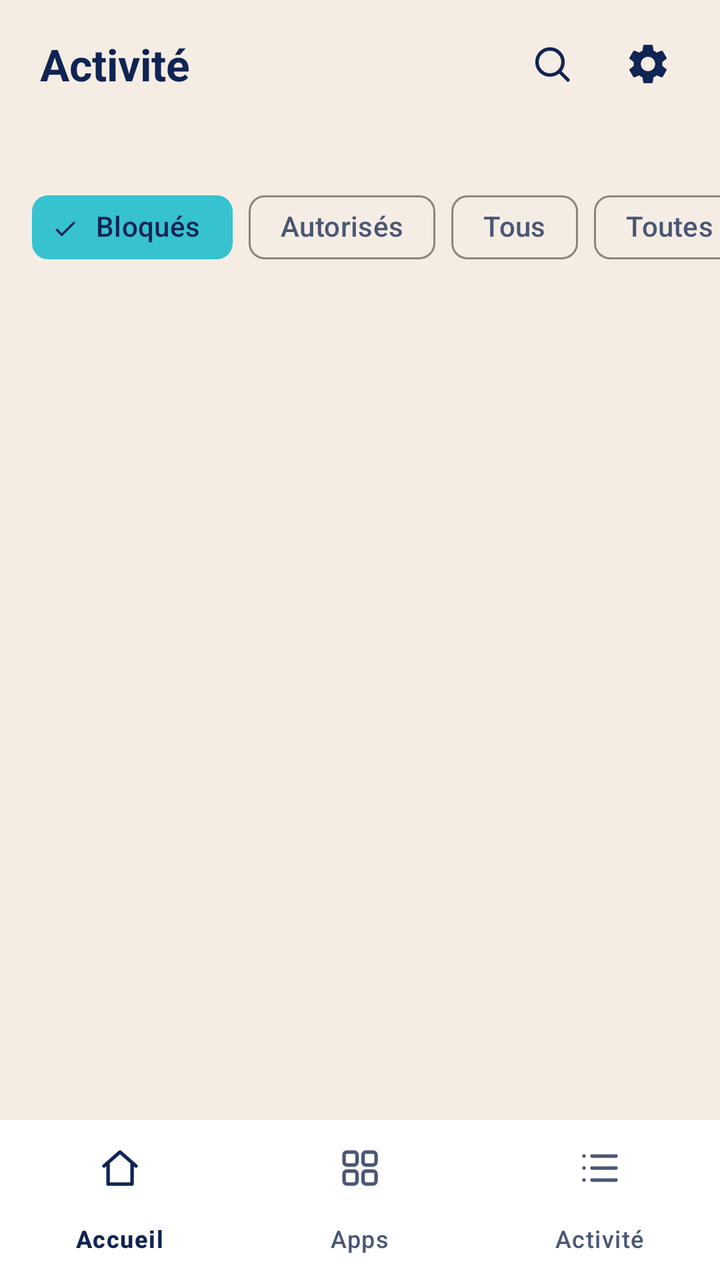
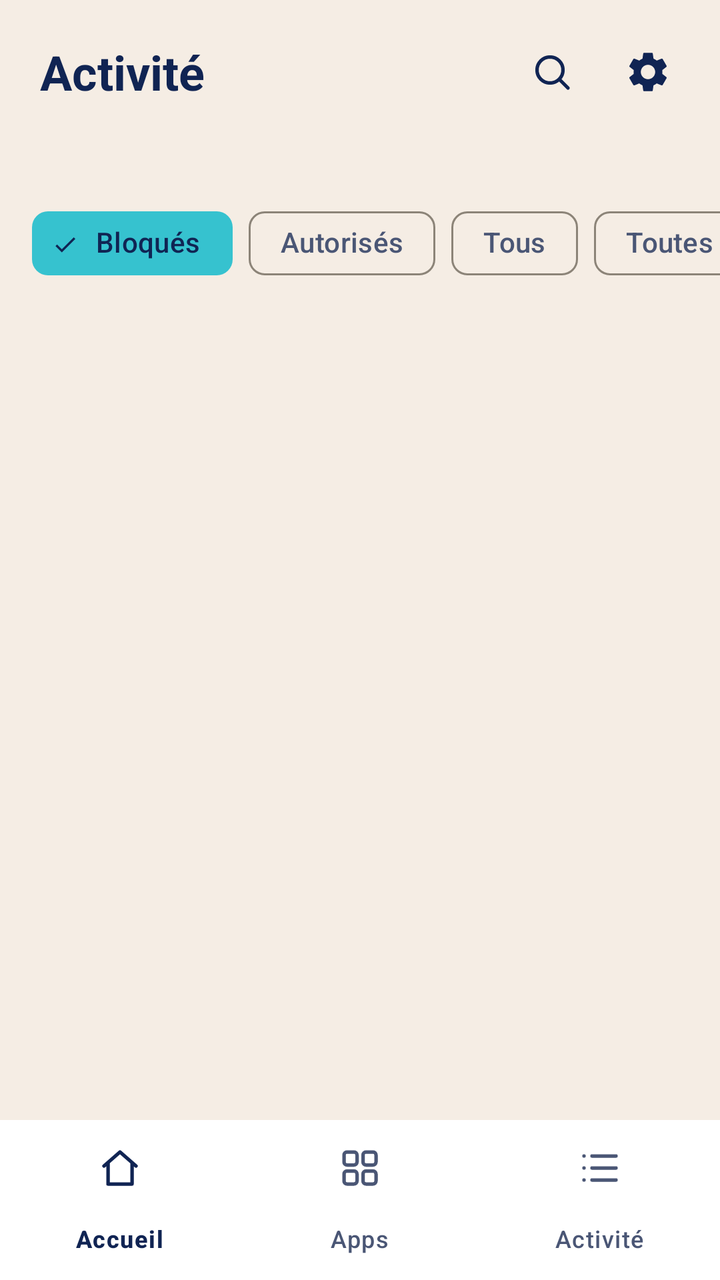

The first picture is an Android layout as it rendered before a commit; the second is the same layout after the commit. The layout source and the unified diff follow.
<!-- AndroidManifest.xml: application theme Theme.AKeeper -->
<!-- res/layout/screen_activity.xml -->
<?xml version="1.0" encoding="utf-8"?>
<LinearLayout xmlns:android="http://schemas.android.com/apk/res/android"
    xmlns:app="http://schemas.android.com/apk/res-auto"
    android:id="@+id/root"
    android:layout_width="match_parent"
    android:layout_height="match_parent"
    android:orientation="vertical">

    <LinearLayout
        android:layout_width="match_parent"
        android:layout_height="64dp"
        android:gravity="center_vertical"
        android:orientation="horizontal">

        <TextView
            android:layout_width="0dp"
            android:layout_height="wrap_content"
            android:layout_marginStart="20dp"
            android:layout_weight="1"
            android:accessibilityHeading="true"
            android:text="@string/activity_title"
            android:textAppearance="?attr/textAppearanceTitleLarge"
            android:textColor="?attr/colorOnSurface"
            android:textStyle="bold" />

        <ImageButton
            android:id="@+id/activity_search_button"
            android:layout_width="48dp"
            android:layout_height="48dp"
            android:background="?attr/selectableItemBackgroundBorderless"
            android:contentDescription="@string/activity_search_open"
            android:src="@drawable/ic_search"
            app:tint="?attr/colorOnSurface" />

        <ImageButton
            android:id="@+id/settings_button"
            android:layout_width="48dp"
            android:layout_height="48dp"
            android:layout_marginEnd="12dp"
            android:background="?attr/selectableItemBackgroundBorderless"
            android:contentDescription="@string/settings_open"
            android:src="@drawable/ic_settings"
            app:tint="?attr/colorOnSurface" />
    </LinearLayout>

    <TextView
        android:id="@+id/activity_summary"
        android:layout_width="match_parent"
        android:layout_height="wrap_content"
        android:layout_marginHorizontal="20dp"
        android:layout_marginBottom="4dp"
        android:textAppearance="?attr/textAppearanceTitleMedium"
        android:textColor="?attr/colorOnSurface" />

    <HorizontalScrollView
        android:layout_width="match_parent"
        android:layout_height="wrap_content"
        android:clipToPadding="false"
        android:paddingHorizontal="16dp"
        android:scrollbars="none">

        <LinearLayout
            android:layout_width="wrap_content"
            android:layout_height="wrap_content"
            android:gravity="center_vertical"
            android:orientation="horizontal">

        <com.google.android.material.chip.ChipGroup
            android:id="@+id/activity_scopes"
            android:layout_width="wrap_content"
            android:layout_height="wrap_content"
            android:layout_marginTop="0dp"
            app:singleLine="true"
            app:checkedChip="@id/activity_scope_blocked"
            app:selectionRequired="true"
            app:singleSelection="true">

            <com.google.android.material.chip.Chip
                android:id="@+id/activity_scope_blocked"
                style="@style/Widget.Material3.Chip.Filter"
                android:layout_width="wrap_content"
                android:layout_height="wrap_content"
                android:text="@string/activity_scope_blocked" />

            <com.google.android.material.chip.Chip
                android:id="@+id/activity_scope_allowed"
                style="@style/Widget.Material3.Chip.Filter"
                android:layout_width="wrap_content"
                android:layout_height="wrap_content"
                android:text="@string/activity_scope_allowed" />

            <com.google.android.material.chip.Chip
                android:id="@+id/activity_scope_all"
                style="@style/Widget.Material3.Chip.Filter"
                android:layout_width="wrap_content"
                android:layout_height="wrap_content"
                android:text="@string/activity_scope_all" />
        </com.google.android.material.chip.ChipGroup>

        <com.google.android.material.chip.Chip
            android:id="@+id/activity_app_chip"
            style="@style/Widget.Material3.Chip.Filter"
            android:layout_width="wrap_content"
            android:layout_height="wrap_content"
            android:layout_marginStart="8dp"
            android:checkable="false"
            android:text="@string/activity_all_apps"
            app:closeIcon="@drawable/ic_close"
            app:closeIconVisible="false" />
        </LinearLayout>
    </HorizontalScrollView>

    <com.google.android.material.textfield.TextInputLayout
        android:id="@+id/activity_search_layout"
        style="@style/Widget.Material3.TextInputLayout.OutlinedBox"
        android:layout_width="match_parent"
        android:layout_height="wrap_content"
        android:layout_marginHorizontal="16dp"
        android:layout_marginTop="8dp"
        android:visibility="gone"
        android:hint="@string/activity_search_hint"
        app:startIconDrawable="@drawable/ic_search">

        <com.google.android.material.textfield.TextInputEditText
            android:id="@+id/activity_search"
            android:layout_width="match_parent"
            android:layout_height="wrap_content"
            android:importantForAutofill="no"
            android:inputType="text"
            android:maxLines="1" />
    </com.google.android.material.textfield.TextInputLayout>

    <LinearLayout
        android:id="@+id/activity_empty"
        android:layout_width="match_parent"
        android:layout_height="wrap_content"
        android:gravity="center_horizontal"
        android:orientation="vertical"
        android:padding="24dp"
        android:visibility="gone">

        <TextView
            android:id="@+id/activity_empty_text"
            android:layout_width="wrap_content"
            android:layout_height="wrap_content"
            android:text="@string/activity_empty"
            android:textAppearance="?attr/textAppearanceBodyMedium"
            android:textColor="?attr/colorOnSurfaceVariant" />

        <com.google.android.material.button.MaterialButton
            android:id="@+id/activity_enable"
            style="@style/Widget.Material3.Button.OutlinedButton"
            android:layout_width="wrap_content"
            android:layout_height="48dp"
            android:layout_marginTop="12dp"
            android:text="@string/activity_enable"
            android:visibility="gone" />
    </LinearLayout>

    <androidx.recyclerview.widget.RecyclerView
        android:id="@+id/activity_list"
        android:layout_width="match_parent"
        android:layout_height="0dp"
        android:layout_weight="1"
        android:clipToPadding="false"
        android:paddingVertical="8dp" />

    <TextView
        android:id="@+id/activity_footer"
        android:layout_width="match_parent"
        android:layout_height="wrap_content"
        android:gravity="center"
        android:paddingVertical="8dp"
        android:textAppearance="?attr/textAppearanceBodySmall"
        android:textColor="?attr/colorOnSurfaceVariant" />

    <com.google.android.material.bottomnavigation.BottomNavigationView
        android:id="@+id/bottom_nav"
        android:layout_width="match_parent"
        android:layout_height="wrap_content"
        app:menu="@menu/bottom_nav" />
</LinearLayout>
<!-- resources referenced by this layout -->
<resources>
  <!-- drawable ic_close (drawable) -->
  <vector xmlns:android="http://schemas.android.com/apk/res/android"
      android:width="24dp"
      android:height="24dp"
      android:viewportWidth="24"
      android:viewportHeight="24">
      <path
          android:pathData="M6,6l12,12M18,6L6,18"
          android:strokeWidth="1.75"
          android:strokeColor="@android:color/white"
          android:strokeLineCap="round" />
  </vector>
  <!-- drawable ic_search (drawable) -->
  <vector xmlns:android="http://schemas.android.com/apk/res/android"
      android:width="24dp"
      android:height="24dp"
      android:viewportWidth="24"
      android:viewportHeight="24">
      <path
          android:pathData="M11,4.5a6.5,6.5 0,1 1,0 13a6.5,6.5 0,1 1,0 -13zM16,16l4,4"
          android:strokeWidth="1.75"
          android:strokeColor="@android:color/white"
          android:strokeLineCap="round"
          android:strokeLineJoin="round" />
  </vector>
  <string name="activity_all_apps">Toutes les apps</string>
  <string name="activity_empty">Rien à afficher pour l\'instant</string>
  <string name="activity_enable">Activer</string>
  <string name="activity_scope_all">Tous</string>
  <string name="activity_scope_allowed">Autorisés</string>
  <string name="activity_scope_blocked">Bloqués</string>
  <string name="activity_search_hint">Rechercher un domaine</string>
  <string name="activity_search_open">Rechercher dans le journal</string>
  <string name="activity_title">Activité</string>
  <string name="settings_open">Réglages</string>
  <color name="akeeper_primary">@color/akeeper_midnight</color>
  <color name="akeeper_on_primary">@color/akeeper_ivory</color>
  <color name="akeeper_turquoise">#FF36C2CF</color>
  <color name="akeeper_midnight">#FF102453</color>
  <color name="akeeper_link">@color/akeeper_turquoise_text</color>
  <color name="akeeper_background">@color/akeeper_ivory</color>
  <color name="akeeper_on_background">@color/akeeper_midnight</color>
  <color name="akeeper_on_background_variant">@color/akeeper_slate</color>
  <color name="akeeper_card">@color/akeeper_white</color>
  <color name="akeeper_outline">@color/akeeper_taupe</color>
  <color name="akeeper_outline_variant">@color/akeeper_sand</color>
  <style name="Widget.AKeeper.Switch" parent="Widget.Material3.CompoundButton.MaterialSwitch">
          <item name="trackTint">@color/akeeper_switch_track</item>
          <item name="thumbTint">@color/akeeper_switch_thumb</item>
          <item name="trackDecorationTint">@color/akeeper_switch_track_decoration</item>
      </style>
  <color name="akeeper_ivory">#FFF5EDE4</color>
  <color name="akeeper_turquoise_text">#FF0B6B75</color>
  <color name="akeeper_slate">#FF4A5675</color>
  <color name="akeeper_white">#FFFFFFFF</color>
  <color name="akeeper_taupe">#FF8C8478</color>
  <color name="akeeper_sand">#FFE2D8CC</color>
  <!-- unchanged entries left out for length: 2 -->
</resources>

<!-- the commit's change to res/layout/screen_activity.xml (unified diff, before → after) -->
@@ -8,7 +8,7 @@
 
     <LinearLayout
         android:layout_width="match_parent"
-        android:layout_height="64dp"
+        android:layout_height="72dp"
         android:gravity="center_vertical"
         android:orientation="horizontal">
 
@@ -19,7 +19,7 @@
             android:layout_weight="1"
             android:accessibilityHeading="true"
             android:text="@string/activity_title"
-            android:textAppearance="?attr/textAppearanceTitleLarge"
+            android:textAppearance="?attr/textAppearanceHeadlineSmall"
             android:textColor="?attr/colorOnSurface"
             android:textStyle="bold" />
 
